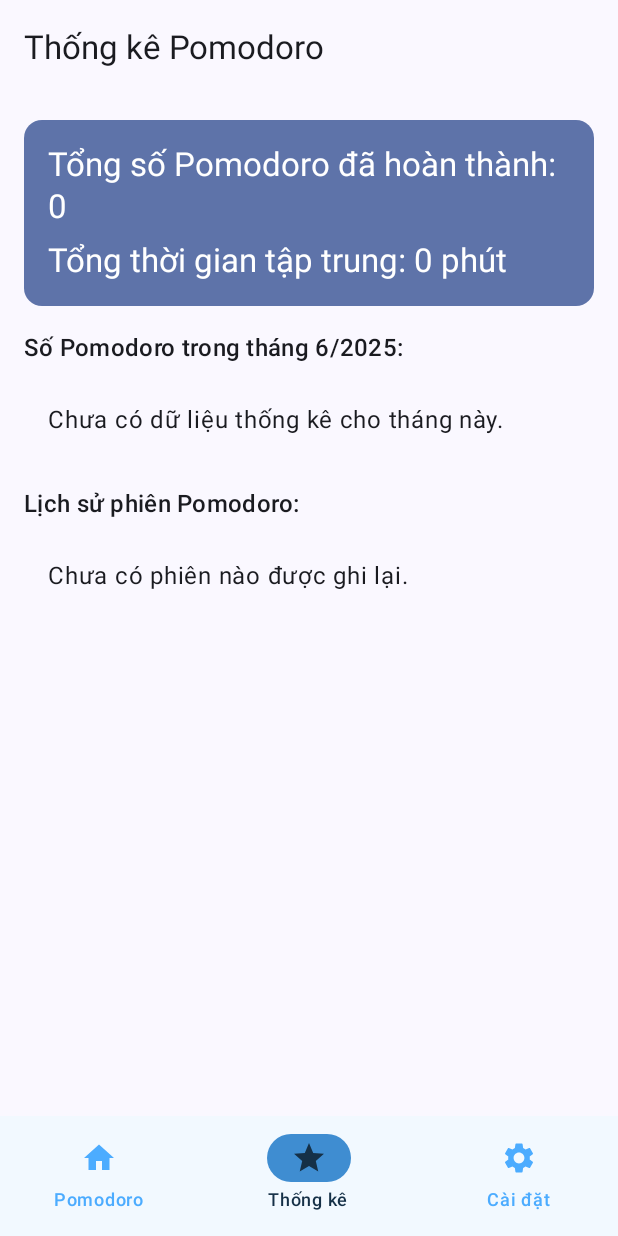
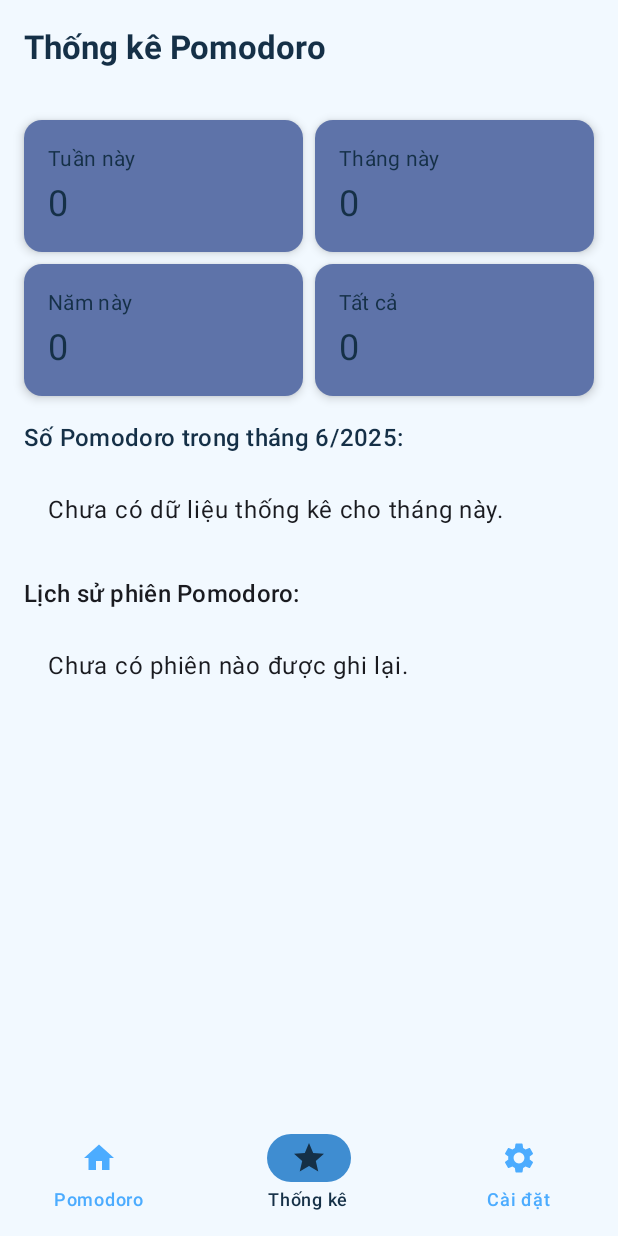
Before and after one commit to ThanhDong00/SE114.P21-FocusFlow, an Android app built with Jetpack Compose: the statistics_screen screen opened through its navigation route, on a phone screen of 412 x 824 dp. Run offline under Robolectric (Android 15) with nearby library versions, the phone set to English and light mode, and no system bars; our stand-ins replace Dagger/Hilt's generated code; libraries missing offline, so code that uses them is left out: com.patrykandpatrick.vico; 3 statements that could not run were skipped.

Commit message:
style(statictic): refactor ui for Statistics screen

```diff
--- a/app/src/main/java/com/dong/focusflow/ui/statistics/StatisticsScreen.kt
+++ b/app/src/main/java/com/dong/focusflow/ui/statistics/StatisticsScreen.kt
@@ -1,40 +1,55 @@
 package com.dong.focusflow.ui.statistics
 
-import androidx.compose.foundation.layout.*
+import androidx.compose.foundation.background
+import androidx.compose.foundation.layout.Arrangement
+import androidx.compose.foundation.layout.Column
+import androidx.compose.foundation.layout.Row
+import androidx.compose.foundation.layout.Spacer
+import androidx.compose.foundation.layout.fillMaxSize
+import androidx.compose.foundation.layout.fillMaxWidth
+import androidx.compose.foundation.layout.height
+import androidx.compose.foundation.layout.padding
 import androidx.compose.foundation.lazy.LazyColumn
 import androidx.compose.foundation.lazy.items
-import androidx.compose.material3.*
+import androidx.compose.foundation.rememberScrollState
+import androidx.compose.foundation.verticalScroll
+import androidx.compose.material3.Card
+import androidx.compose.material3.CardDefaults
+import androidx.compose.material3.ExperimentalMaterial3Api
+import androidx.compose.material3.MaterialTheme
+import androidx.compose.material3.Scaffold
+import androidx.compose.material3.Text
+import androidx.compose.material3.TopAppBar
+import androidx.compose.material3.TopAppBarDefaults
 import androidx.compose.runtime.Composable
 import androidx.compose.runtime.collectAsState
 import androidx.compose.runtime.getValue
 import androidx.compose.ui.Modifier
-import androidx.compose.ui.graphics.Color
 import androidx.compose.ui.graphics.toArgb
+import androidx.compose.ui.platform.LocalConfiguration
+import androidx.compose.ui.text.font.FontWeight
 import androidx.compose.ui.tooling.preview.Preview
 import androidx.compose.ui.unit.dp
 import androidx.hilt.navigation.compose.hiltViewModel
+import com.dong.focusflow.data.local.entity.PomodoroSession
+import com.dong.focusflow.ui.theme.Blue50
+import com.dong.focusflow.ui.theme.Blue900
 import com.dong.focusflow.ui.theme.FocusFlowTheme
-import java.time.format.DateTimeFormatter
-import java.time.LocalDate
-import com.dong.focusflow.data.local.entity.PomodoroSession
-import com.dong.focusflow.data.local.entity.PomodoroSessionType
-
-// Imports cho Vico 1.x
 import com.patrykandpatrick.vico.compose.axis.horizontal.rememberBottomAxis
 import com.patrykandpatrick.vico.compose.axis.vertical.rememberStartAxis
 import com.patrykandpatrick.vico.compose.chart.Chart
 import com.patrykandpatrick.vico.compose.chart.column.columnChart
+import com.patrykandpatrick.vico.core.component.shape.LineComponent
+import com.patrykandpatrick.vico.core.component.shape.Shapes
 import com.patrykandpatrick.vico.core.entry.ChartEntryModelProducer
 import com.patrykandpatrick.vico.core.entry.entryOf
-import com.patrykandpatrick.vico.core.component.shape.Shapes
-import com.patrykandpatrick.vico.core.component.shape.LineComponent
+import java.time.LocalDate
+import java.time.format.DateTimeFormatter
+import java.time.temporal.TemporalAdjusters
 
 /**
  * Composable function for the Statistics screen.
- * Hàm Composable cho màn hình Thống kê.
  * Displays overall statistics, a chart of Pomodoros per day, and a list of completed sessions.
- * Hiển thị số liệu thống kê tổng thể, biểu đồ số Pomodoro mỗi ngày và danh sách các phiên đã hoàn thành.
- *
  * @param viewModel The StatisticsViewModel instance, injected by Hilt.
  */
 @OptIn(ExperimentalMaterial3Api::class)
@@ -46,6 +61,24 @@ fun StatisticsScreen(
     val totalCompletedFocusSessionsCount by viewModel.totalCompletedFocusSessionsCount.collectAsState()
     val totalFocusDuration by viewModel.totalFocusDuration.collectAsState()
     val pomodorosPerDay by viewModel.pomodorosPerDay.collectAsState()
+
+    // Calculate statistics for different time periods
+    val now = LocalDate.now()
+    val startOfWeek = now.with(TemporalAdjusters.previousOrSame(java.time.DayOfWeek.MONDAY))
+    val startOfMonth = now.withDayOfMonth(1)
+    val startOfYear = now.withDayOfYear(1)
+
+    val weeklyPomodoros = completedFocusSessions.count { session ->
+        session.startTime.toLocalDate() >= startOfWeek
+    }
+
+    val monthlyPomodoros = completedFocusSessions.count { session ->
+        session.startTime.toLocalDate() >= startOfMonth
+    }
+
+    val yearlyPomodoros = completedFocusSessions.count { session ->
+        session.startTime.toLocalDate() >= startOfYear
+    }
 
     // Prepare data for the chart using ChartEntryModelProducer from Vico library
     // Filter data to show only current month
@@ -75,37 +108,73 @@ fun StatisticsScreen(
 
     Scaffold(
         topBar = {
-            TopAppBar(title = { Text("Thống kê Pomodoro") })
+            TopAppBar(
+                title = {
+                    Text(
+                        "Thống kê Pomodoro",
+                        color = Blue900,
+                        fontWeight = FontWeight.Bold
+                    )
+                },
+                colors = TopAppBarDefaults.topAppBarColors(
+                    containerColor = Blue50
+                )
+            )
         }
     ) { paddingValues ->
+        val scrollState = rememberScrollState()
+        val configuration = LocalConfiguration.current
+        val screenHeight = configuration.screenHeightDp.dp
+
         Column(
             modifier = Modifier
                 .fillMaxSize()
+                .background(Blue50)
                 .padding(paddingValues)
+                .verticalScroll(scrollState)
                 .padding(16.dp)
         ) {
-            Card(
+            // Statistics Cards in 2x2 grid
+            Row(
                 modifier = Modifier.fillMaxWidth(),
-                colors = CardDefaults.cardColors(containerColor = MaterialTheme.colorScheme.primaryContainer)
+                horizontalArrangement = Arrangement.spacedBy(8.dp)
             ) {
-                Column(modifier = Modifier.padding(16.dp)) {
-                    Text(
-                        text = "Tổng số Pomodoro đã hoàn thành: $totalCompletedFocusSessionsCount",
-                        style = MaterialTheme.typography.titleLarge
-                    )
-                    Spacer(modifier = Modifier.height(8.dp))
-                    Text(
-                        text = "Tổng thời gian tập trung: ${totalFocusDuration} phút",
-                        style = MaterialTheme.typography.titleLarge
-                    )
-                }
+                StatisticsCard(
+                    title = "Tuần này",
+                    value = "$weeklyPomodoros",
+                    modifier = Modifier.weight(1f)
+                )
+                StatisticsCard(
+                    title = "Tháng này",
+                    value = "$monthlyPomodoros",
+                    modifier = Modifier.weight(1f)
+                )
+            }
+
+            Spacer(modifier = Modifier.height(8.dp))
+
+            Row(
+                modifier = Modifier.fillMaxWidth(),
+                horizontalArrangement = Arrangement.spacedBy(8.dp)
+            ) {
+                StatisticsCard(
+                    title = "Năm này",
+                    value = "$yearlyPomodoros",
+                    modifier = Modifier.weight(1f)
+                )
+                StatisticsCard(
+                    title = "Tất cả",
+                    value = "$totalCompletedFocusSessionsCount",
+                    modifier = Modifier.weight(1f)
+                )
             }
             Spacer(modifier = Modifier.height(16.dp))
 
             Text(
                 text = "Số Pomodoro trong tháng ${currentMonth}/${currentYear}:",
                 style = MaterialTheme.typography.titleMedium,
-                modifier = Modifier.padding(bottom = 8.dp)
+                modifier = Modifier.padding(bottom = 8.dp),
+                color = Blue900
             )
 
             if (sortedData.isNotEmpty()) {
@@ -144,8 +213,12 @@ fun StatisticsScreen(
                         .padding(vertical = 8.dp)
                 )
             } else {
-                Text("Chưa có dữ liệu thống kê cho tháng này.", modifier = Modifier.padding(16.dp))
+                Text(
+                    "Chưa có dữ liệu thống kê cho tháng này.",
+                    modifier = Modifier.padding(16.dp)
+                )
             }
+
             Spacer(modifier = Modifier.height(16.dp))
 
             Text(
@@ -154,7 +227,9 @@ fun StatisticsScreen(
                 modifier = Modifier.padding(bottom = 8.dp)
             )
 
-            LazyColumn {
+            LazyColumn(
+                modifier = Modifier.height(screenHeight - 300.dp)
+            ) {
                 if (completedFocusSessions.isEmpty()) {
                     item {
                         Text("Chưa có phiên nào được ghi lại.", modifier = Modifier.padding(16.dp))
@@ -169,6 +244,38 @@ fun StatisticsScreen(
     }
 }
 
+
+@Composable
+private fun StatisticsCard(
+    title: String,
+    value: String,
+    modifier: Modifier = Modifier
+) {
+    Card(
+        modifier = modifier,
+        colors = CardDefaults.cardColors(
+            containerColor = MaterialTheme.colorScheme.primaryContainer
+        ),
+        elevation = CardDefaults.cardElevation(defaultElevation = 4.dp)
+    ) {
+        Column(
+            modifier = Modifier.padding(16.dp)
+        ) {
+            Text(
+                text = title,
+                style = MaterialTheme.typography.bodyMedium,
+                color = Blue900
+            )
+            Spacer(modifier = Modifier.height(4.dp))
+            Text(
+                text = value,
+                style = MaterialTheme.typography.headlineSmall,
+                color = Blue900
+            )
+        }
+    }
+}
+
 @Composable
 fun PomodoroSessionItem(session: PomodoroSession) {
     val formatter = DateTimeFormatter.ofPattern("dd/MM/yyyy HH:mm")
@@ -176,6 +283,9 @@ fun PomodoroSessionItem(session: PomodoroSession) {
         modifier = Modifier
             .fillMaxWidth()
             .padding(vertical = 4.dp),
+        colors = CardDefaults.cardColors(
+            containerColor = MaterialTheme.colorScheme.primaryContainer
+        ),
         elevation = CardDefaults.cardElevation(defaultElevation = 2.dp)
     ) {
         Column(modifier = Modifier.padding(16.dp)) {
```
